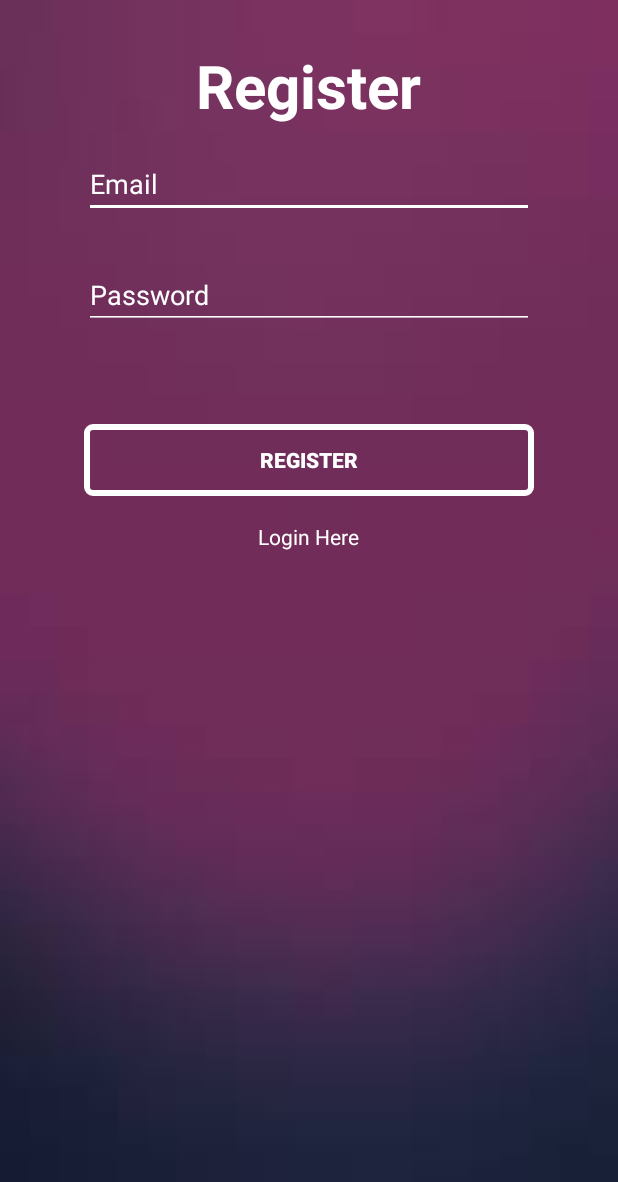
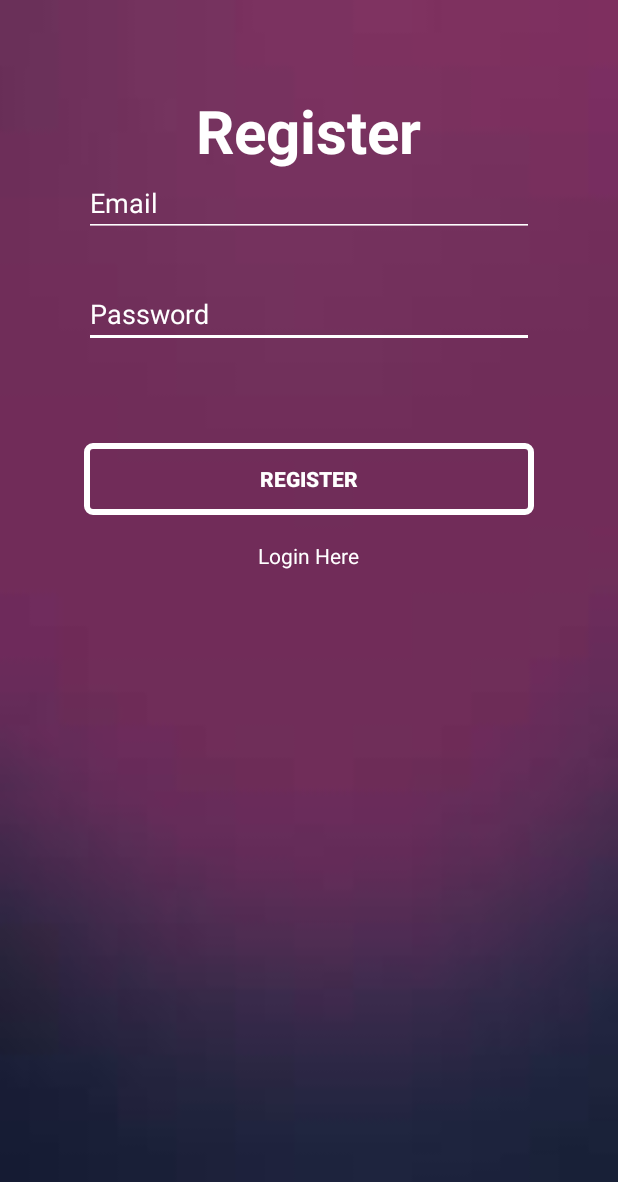
Before and after one commit to razakjalal91/class_portal, an Android app: the RegisterActivity screen opened directly, with no data from a screen before it, on a phone screen of 412 x 824 dp. Shown: the top 1182 px of the screen. Run offline under Robolectric (Android 15) with nearby library versions, the phone set to English and light mode, and no system bars; our stand-ins replace Firebase (no records; nobody signed in at launch, a user with empty details on screens opened directly).

Commit message:
Major Interface Upgrade

```diff
--- a/app/src/main/res/layout/main_layout.xml
+++ b/app/src/main/res/layout/main_layout.xml
@@ -4,6 +4,8 @@
     android:id="@+id/drawerLayout"
     android:layout_width="match_parent"
     android:layout_height="match_parent">
+
+   <include layout="@layout/appbar_layout"></include>
 
     <FrameLayout
         android:id="@+id/mainFrame"
--- a/app/src/main/res/layout/register_layout.xml
+++ b/app/src/main/res/layout/register_layout.xml
@@ -3,20 +3,6 @@
     android:orientation="vertical" android:layout_width="match_parent"
     android:layout_height="match_parent"
     android:background="@drawable/main">
-
-    <EditText
-        android:layout_width="300dp"
-        android:layout_height="40dp"
-        android:inputType="textEmailAddress"
-        android:ems="10"
-        android:backgroundTint="#fff"
-        android:textColor="#fff"
-        android:textColorHint="#fff"
-        android:layout_alignParentTop="true"
-        android:layout_centerHorizontal="true"
-        android:layout_marginTop="105dp"
-        android:id="@+id/editTextEmail"
-        android:hint="Email" />
 
     <EditText
         android:layout_width="300dp"
@@ -43,18 +29,6 @@
         android:layout_centerHorizontal="true"
         android:layout_marginTop="17dp" />
 
-    <TextView
-        android:text="Register"
-        android:layout_width="wrap_content"
-        android:layout_height="wrap_content"
-        android:layout_alignParentTop="true"
-        android:layout_centerHorizontal="true"
-        android:textColor="#fff"
-        android:textStyle="bold"
-        android:textSize="40dp"
-        android:layout_marginTop="30dp"
-        android:id="@+id/registerTitle" />
-
     <Button
         android:layout_width="250dp"
         android:layout_height="wrap_content"
@@ -70,4 +44,31 @@
         android:layout_alignRight="@+id/editTextPassword"
         android:layout_alignEnd="@+id/editTextPassword" />
 
+    <EditText
+        android:layout_width="300dp"
+        android:layout_height="40dp"
+        android:inputType="textEmailAddress"
+        android:ems="10"
+        android:backgroundTint="#fff"
+        android:textColor="#fff"
+        android:textColorHint="#fff"
+        android:layout_marginTop="118dp"
+        android:id="@+id/editTextEmail"
+        android:hint="Email"
+        android:layout_alignParentTop="true"
+        android:layout_alignLeft="@+id/editTextPassword"
+        android:layout_alignStart="@+id/editTextPassword" />
+
+    <TextView
+        android:text="Register"
+        android:layout_width="wrap_content"
+        android:layout_height="wrap_content"
+        android:textColor="#fff"
+        android:textStyle="bold"
+        android:textSize="40dp"
+        android:id="@+id/registerTitle"
+        android:layout_marginBottom="44dp"
+        android:layout_above="@+id/editTextPassword"
+        android:layout_centerHorizontal="true" />
+
 </RelativeLayout>
```
Also changed, not shown: app/src/main/res/layout/appbar_layout.xml (added, +15 -0 lines), app/src/main/res/layout/lecturers_fragment_layout.xml (+10 -10 lines), app/src/main/res/layout/logic_gate_layout.xml (+21 -15 lines), app/src/main/res/layout/login_layout.xml (+26 -26 lines), app/src/main/res/layout/profile_fragment_layout.xml (+10 -10 lines), app/src/main/res/layout/subject_fragment_layout.xml (+10 -10 lines).
